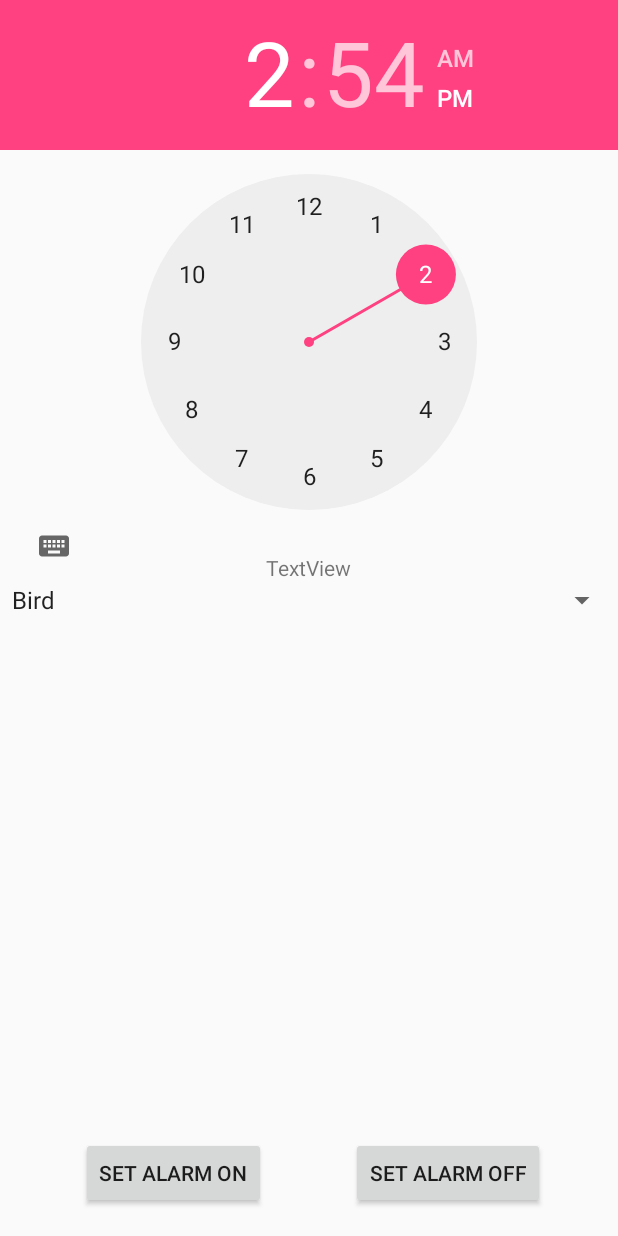
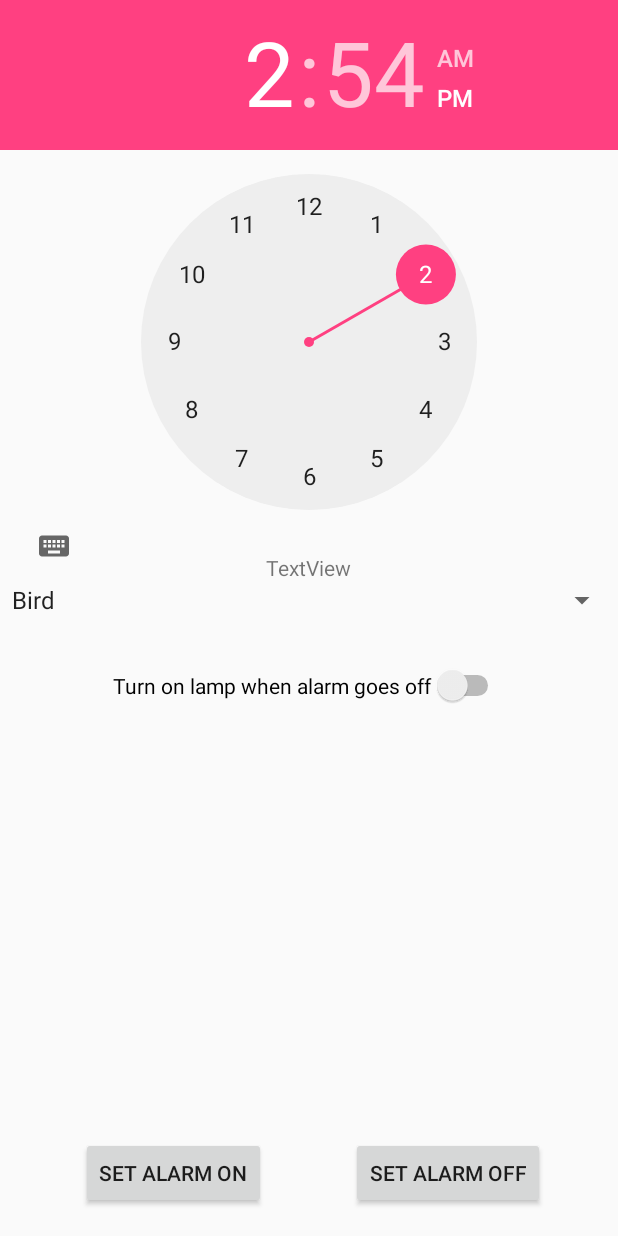
Before and after one commit to signalcat/SmartSunLamp, an Android app: the SetAlarmActivity screen opened directly, with no data from a screen before it, on a phone screen of 412 x 824 dp. Run offline under Robolectric (Android 15) with nearby library versions, the phone set to English and light mode, and no system bars.

Commit message:
Add alertdialog for alarm type selection

```diff
--- a/app/src/main/java/signalcat/github/com/smartsunlamp/SetAlarmActivity.java
+++ b/app/src/main/java/signalcat/github/com/smartsunlamp/SetAlarmActivity.java
@@ -1,23 +1,31 @@
 package signalcat.github.com.smartsunlamp;
 
 import android.app.AlarmManager;
+import android.app.DialogFragment;
 import android.app.PendingIntent;
 import android.content.Context;
 import android.content.Intent;
 import android.os.Build;
 import android.support.v7.app.AppCompatActivity;
 import android.os.Bundle;
+import android.util.Log;
 import android.view.View;
 import android.widget.Adapter;
 import android.widget.AdapterView;
 import android.widget.ArrayAdapter;
 import android.widget.Button;
+import android.widget.CompoundButton;
 import android.widget.Spinner;
+import android.widget.Switch;
 import android.widget.TextView;
 import android.widget.TimePicker;
 import android.widget.Toast;
 
 import java.util.Calendar;
+
+import signalcat.github.com.smartsunlamp.Fragments.AlarmDialogFragment;
+
+import static signalcat.github.com.smartsunlamp.MainActivity.lamp;
 
 public class SetAlarmActivity extends AppCompatActivity{
     AlarmManager alarmManager;
@@ -27,6 +35,9 @@ public class SetAlarmActivity extends AppCompatActivity{
     Context context; //?
     PendingIntent pendingIntent;
     Spinner spinner;
+    Button btnSetAlarmOn;
+    Button btnSetAlarmOff;
+    Switch alarmSwitch;
     String itemSelected;
 
     @Override
@@ -35,12 +46,7 @@ public class SetAlarmActivity extends AppCompatActivity{
         setContentView(R.layout.activity_set_alarm);
         this.context = this; //?
 
-        Button btnSetAlarmOn = findViewById(R.id.btn_setAlarm);
-        Button btnSetAlarmOff = findViewById(R.id.btn_setAlarmOff);
-        alarmTimePicker = findViewById(R.id.timePicker);
-        tvAlarmStatus = findViewById(R.id.tv_alarmStatus);
-        spinner = findViewById(R.id.spinner_alarm);
-
+        findViews();
 
         // Create alarm manager
         alarmManager = (AlarmManager) getSystemService(ALARM_SERVICE);
@@ -64,6 +70,17 @@ public class SetAlarmActivity extends AppCompatActivity{
             }
         });
 
+        // When alarm lamp switch is on
+        alarmSwitch.setOnCheckedChangeListener(new CompoundButton.OnCheckedChangeListener() {
+            @Override
+            public void onCheckedChanged(CompoundButton compoundButton, boolean isChecked) {
+                // Show dialog
+                if (isChecked) {
+                    DialogFragment alarmDialog = new AlarmDialogFragment();
+                    alarmDialog.show(getFragmentManager(), "selectAlarm");
+                }
+            }
+        });
 
         // Press on button to start alarm
         btnSetAlarmOn.setOnClickListener(new View.OnClickListener() {
@@ -84,6 +101,9 @@ public class SetAlarmActivity extends AppCompatActivity{
                 // Set the alarm manager
                 alarmManager.set(AlarmManager.RTC_WAKEUP, calendar.getTimeInMillis(),
                         pendingIntent);
+
+                // Set the lamp turns on with alarm
+                // if switch is on
             }
         });
 
@@ -104,6 +124,24 @@ public class SetAlarmActivity extends AppCompatActivity{
             }
         });
     }
+
+    public void findViews() {
+        btnSetAlarmOn = findViewById(R.id.btn_setAlarm);
+        btnSetAlarmOff = findViewById(R.id.btn_setAlarmOff);
+        alarmTimePicker = findViewById(R.id.timePicker);
+        tvAlarmStatus = findViewById(R.id.tv_alarmStatus);
+        spinner = findViewById(R.id.spinner_alarm);
+        alarmSwitch = findViewById(R.id.switch_alarm);
+    }
+
+    public void onDialogPositiveClick(DialogFragment dialog) {
+
+    }
+
+    public void onDialogNegativeClick(DialogFragment dialog) {
+
+    }
+
 
     public void setAlarmText(String text) {
         tvAlarmStatus.setText(text);
--- a/app/src/main/res/layout/activity_set_alarm.xml
+++ b/app/src/main/res/layout/activity_set_alarm.xml
@@ -50,4 +50,13 @@
         android:layout_alignParentStart="true"
         android:layout_below="@+id/tv_alarmStatus" />
 
+    <Switch
+        android:id="@+id/switch_alarm"
+        android:layout_width="wrap_content"
+        android:layout_height="wrap_content"
+        android:layout_below="@+id/spinner_alarm"
+        android:layout_centerHorizontal="true"
+        android:layout_marginTop="31dp"
+        android:text="Turn on lamp when alarm goes off" />
+
 </RelativeLayout>
```
Also changed, not shown: app/src/main/java/signalcat/github/com/smartsunlamp/Fragments/AlarmDialogFragment.java (added, +34 -0 lines), app/src/main/java/signalcat/github/com/smartsunlamp/Models/Lamp.java (+18 -0 lines), app/src/main/java/signalcat/github/com/smartsunlamp/SunActivity.java (+9 -5 lines).
